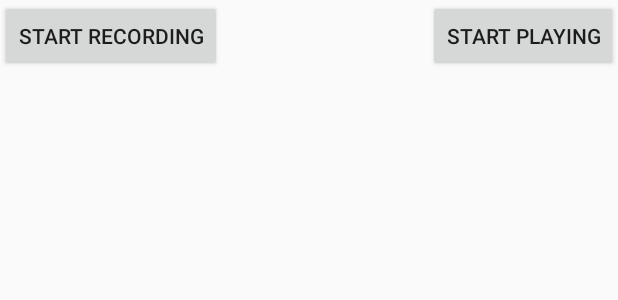
After one commit to GDSC-SWU/2024-ProDiction-SolutionChallenge, an Android app: the layout activity_media_recorder.xml on its own in the app's theme, with its tools: preview values and no code run, on a phone screen of 412 x 824 dp. The commit adds this screen. Shown: the top 300 px of the screen. Run offline under Robolectric (Android 15) with nearby library versions, the phone set to English and light mode, and no system bars.

Commit message:
feat: Add media record test (#20)
media record 테스트 페이지 추가

```diff
--- a/Android/app/src/main/AndroidManifest.xml
+++ b/Android/app/src/main/AndroidManifest.xml
@@ -14,6 +14,7 @@
     <uses-permission android:name="android.permission.ACCESS_NETWORK_STATE" />
     <uses-permission android:name="android.permission.CALL_PHONE" />
     <uses-permission android:name="android.permission.RECORD_AUDIO" />
+    <uses-permission android:name="android.permission.WRITE_EXTERNAL_STORAGE" />
 
     <application
         android:name=".App"
@@ -27,6 +28,9 @@
         android:theme="@style/Theme.ProDiction"
         android:usesCleartextTraffic="true"
         tools:targetApi="31">
+        <activity
+            android:name=".MediaRecorderActivity"
+            android:exported="false" />
         <activity
             android:name=".presentation.learn.sentense.LearnSentenseDetailActivity"
             android:exported="false" />
--- /dev/null
+++ b/Android/app/src/main/res/layout/activity_media_recorder.xml
@@ -0,0 +1,23 @@
+<?xml version="1.0" encoding="utf-8"?>
+<androidx.constraintlayout.widget.ConstraintLayout xmlns:android="http://schemas.android.com/apk/res/android"
+    xmlns:app="http://schemas.android.com/apk/res-auto"
+    xmlns:tools="http://schemas.android.com/tools"
+    android:layout_width="match_parent"
+    android:layout_height="match_parent"
+    tools:context=".MediaRecorderActivity">
+    <Button
+        android:id="@+id/btn_record"
+        android:layout_width="wrap_content"
+        android:layout_height="wrap_content"
+        android:text="Start recording"
+        app:layout_constraintTop_toTopOf="parent"
+        app:layout_constraintStart_toStartOf="parent" />
+    <Button
+        android:id="@+id/btn_listen"
+        android:layout_width="wrap_content"
+        android:layout_height="wrap_content"
+        android:text="Start playing"
+        app:layout_constraintTop_toTopOf="parent"
+        app:layout_constraintEnd_toEndOf="parent" />
+
+</androidx.constraintlayout.widget.ConstraintLayout>
```
Also changed, not shown: Android/app/src/main/java/com/example/pro_diction/MediaRecorderActivity.kt (added, +181 -0 lines), Android/app/src/main/java/com/example/pro_diction/MyFragment.kt (+7 -1 lines), Android/app/src/main/res/layout/activity_learn_phoneme_detail.xml (+18 -1 lines), Android/app/src/main/res/layout/fragment_my.xml (+8 -0 lines).
